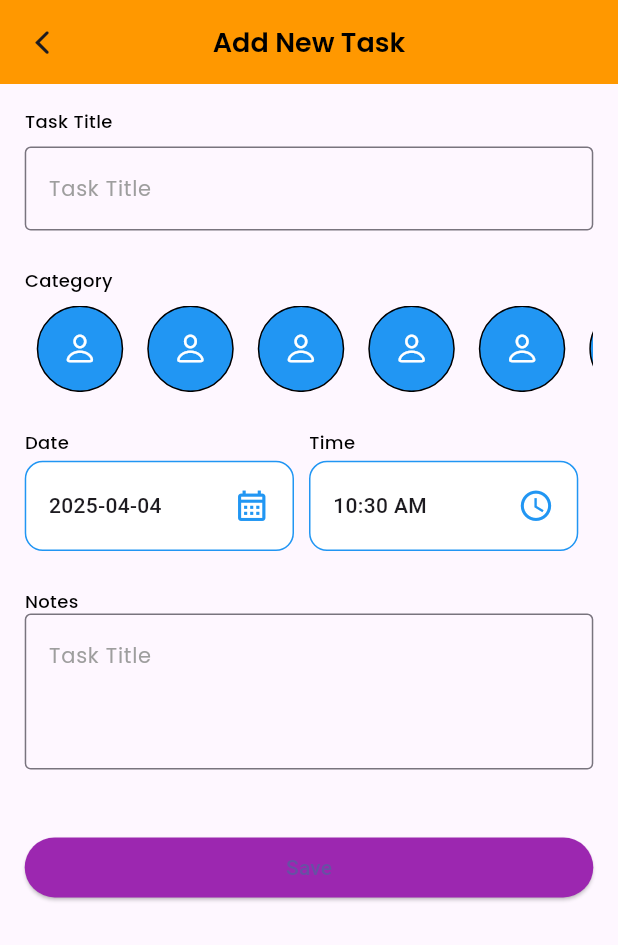
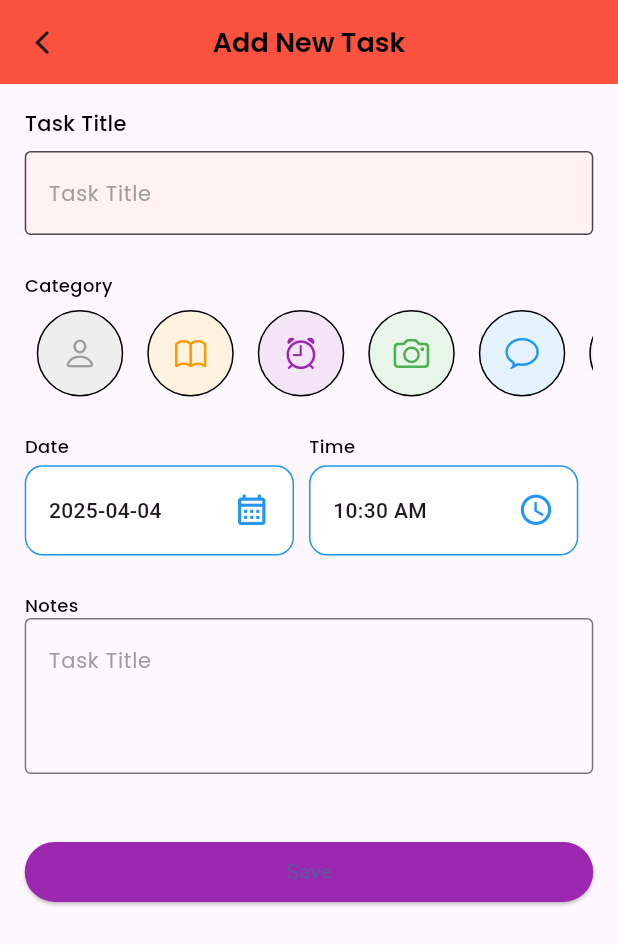
Before and after one commit to TushalKaklottar/todo_list_app, a Flutter app: the TaskAdd screen opened by its route, on a phone screen of 412 x 824 dp. Shown: the top 945 px of the screen. Run offline on Flutter 3.47's test engine with Material 3 defaults, Android fonts, the phone set to English and light mode, and no system bars; our stand-ins replace get, google_fonts.

Commit message:
04-04-2025 || KT

```diff
--- a/lib/app/core/colors.dart
+++ b/lib/app/core/colors.dart
@@ -3,8 +3,9 @@ import 'package:flutter/material.dart';
 class AppColors {
   static const Color appColor = Color(0xFFFA523E);
   static const Color appColor2 = Color(0xFFFDAEA4);
-  static const Color background = Color(0xfffff5f5);
-
+  static const Color appColor3 = Color(0xFFfff2f0);
+  static const Color background = Color(0xfffcedeb);
+  static const Color black = Color(0xFF000000);
   static const Color blushOrange = Color(0xFFFAF7F5);
   static const Color grey = Colors.grey;
   static const Color white = Colors.white;
--- a/lib/app/core/custom_text.dart
+++ b/lib/app/core/custom_text.dart
@@ -1,6 +1,5 @@
 import 'package:flutter/material.dart';
 import 'package:google_fonts/google_fonts.dart';
-
 import 'colors.dart';
 
 class CustomText extends StatelessWidget {
@@ -53,4 +52,12 @@ class AppTextStyles {
       color: AppColors.white,
     );
   }
+
+  static TextStyle get formFieldStyle {
+    return GoogleFonts.poppins(
+      fontSize: 16,
+      fontWeight: FontWeight.w500,
+      color: AppColors.black,
+    );
+  }
 }
--- a/lib/app/modules/new_task/task_add.dart
+++ b/lib/app/modules/new_task/task_add.dart
@@ -2,6 +2,7 @@ import 'package:flutter/cupertino.dart';
 import 'package:flutter/material.dart';
 import 'package:get/get.dart';
 import 'package:todo_list_app/app/core/app_string.dart';
+import 'package:todo_list_app/app/core/colors.dart';
 import 'package:todo_list_app/app/core/custom_text.dart';
 import 'package:todo_list_app/app/modules/new_task/task_controller.dart';
 import 'package:todo_list_app/app/widget/sizedBox.dart';
@@ -13,7 +14,7 @@ class TaskAdd extends StatelessWidget {
   Widget build(BuildContext context) {
     return Scaffold(
       appBar: AppBar(
-        backgroundColor: Colors.orange,
+        backgroundColor: AppColors.appColor,
         centerTitle: true,
         title: CustomText(
           text: AppString.addNewTask,
@@ -35,16 +36,19 @@ class TaskAdd extends StatelessWidget {
             children: [
               CustomText(
                 text: AppString.taskTitle,
-                fontSize: 12,
+                fontSize: 14,
                 fontWeight: FontWeight.w500,
               ),
               CustomSpacing(height: Get.height * 0.01),
               TextField(
+                style: AppTextStyles.formFieldStyle,
                 onChanged: (val) => taskController.taskTitle.value = val,
                 decoration: InputDecoration(
                   border: OutlineInputBorder(),
                   hintText: AppString.taskTitle,
                   hintStyle: AppTextStyles.hintStyle,
+                  fillColor: AppColors.appColor3,
+                  filled: true,
                 ),
               ),
 
@@ -64,7 +68,7 @@ class TaskAdd extends StatelessWidget {
                   children: List.generate(6, (index) {
                     return Padding(
                       padding: const EdgeInsets.symmetric(horizontal: 8),
-                      child: InkWell(
+                      child: GestureDetector(
                         onTap: () {
                           taskController.selectedCategory.value = index;
                         },
@@ -72,16 +76,16 @@ class TaskAdd extends StatelessWidget {
                           width: Get.height * 0.07,
                           height: Get.height * 0.07,
                           decoration: BoxDecoration(
-                            color: Colors.blue,
-                            shape: BoxShape.circle, // Circle बनाएगा
+                            color: taskController.categoryIconColor[index],
+                            shape: BoxShape.circle,
                             border: Border.all(
                               color: Colors.black,
                               width: 1,
                             ), // Border देगा
                           ),
                           child: Icon(
-                            CupertinoIcons.person,
-                            color: Colors.white,
+                            taskController.categoryIcons[index],
+                            color: taskController.categoryColor[index],
                           ),
                         ),
                       ),
--- a/lib/app/modules/new_task/task_controller.dart
+++ b/lib/app/modules/new_task/task_controller.dart
@@ -1,3 +1,4 @@
+import 'package:flutter/cupertino.dart';
 import 'package:flutter/material.dart';
 import 'package:get/get.dart';
 
@@ -7,4 +8,31 @@ class TaskController extends GetxController {
   var selectedDate = DateTime.now().obs;
   var selectedTime = TimeOfDay.now().obs;
   var notes = ''.obs;
+
+  final List<IconData> categoryIcons = [
+    CupertinoIcons.person,
+    CupertinoIcons.book,
+    CupertinoIcons.alarm,
+    CupertinoIcons.camera,
+    CupertinoIcons.chat_bubble,
+    CupertinoIcons.heart,
+  ];
+
+  final List<Color> categoryColor = [
+    Colors.grey,
+    Colors.orange,
+    Colors.purple,
+    Colors.green,
+    Colors.blue,
+    Colors.red,
+  ];
+
+  final List<Color> categoryIconColor = [
+    Colors.grey.shade200,
+    Colors.orange.shade50,
+    Colors.purple.shade50,
+    Colors.green.shade50,
+    Colors.blue.shade50,
+    Colors.red.shade50,
+  ];
 }
```
